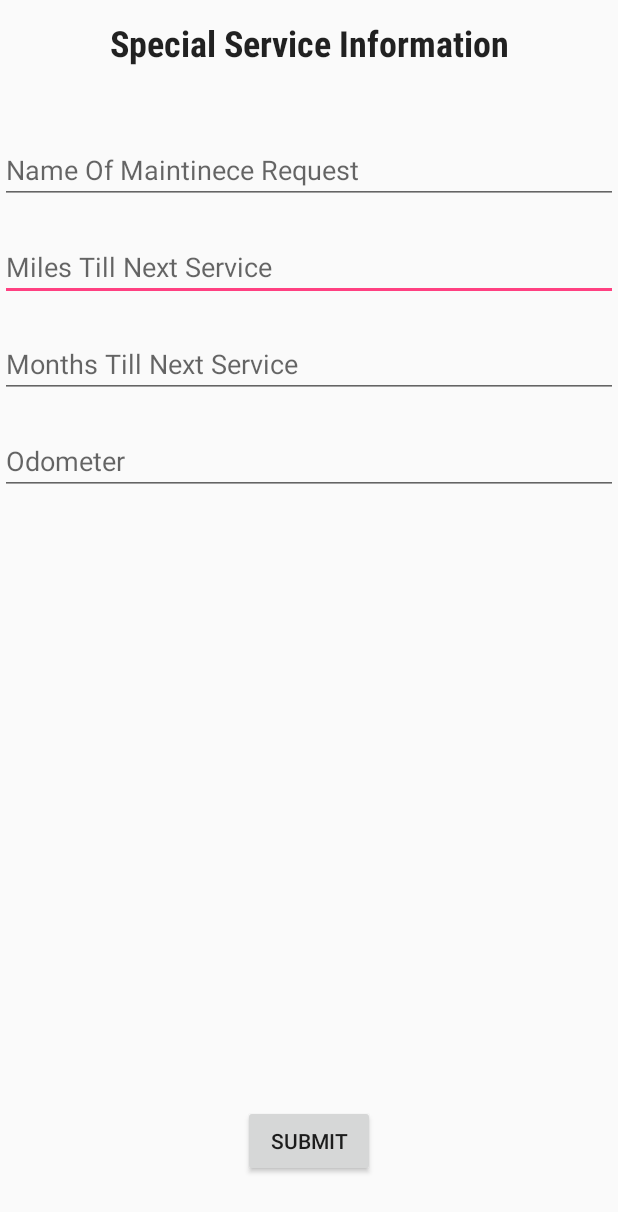
After one commit to bagleric/CarApp, an Android app: the layout extra_features.xml on its own in the app's theme, with its tools: preview values and no code run, on a phone screen of 412 x 824 dp. The commit adds this screen. Shown: the top 1212 px of the screen. Run offline under Robolectric (Android 15) with nearby library versions, the phone set to English and light mode, and no system bars.

Commit message:
special service information

```diff
--- a/app/src/main/res/layout/activity_information_.xml
+++ b/app/src/main/res/layout/activity_information_.xml
@@ -116,4 +116,13 @@
         android:layout_alignParentLeft="true"
         android:layout_alignParentStart="true" />
 
+    <Button
+        android:text="Submit"
+        android:layout_width="wrap_content"
+        android:layout_height="wrap_content"
+        android:layout_alignParentBottom="true"
+        android:layout_alignRight="@+id/textView3"
+        android:layout_alignEnd="@+id/textView3"
+        android:id="@+id/button2" />
+
 </RelativeLayout>
--- /dev/null
+++ b/app/src/main/res/layout/extra_features.xml
@@ -0,0 +1,86 @@
+<?xml version="1.0" encoding="utf-8"?>
+<RelativeLayout xmlns:android="http://schemas.android.com/apk/res/android"
+    android:orientation="vertical" android:layout_width="match_parent"
+    android:layout_height="match_parent"
+    android:weightSum="1">
+
+    <TextView
+        android:text="Special Service Information"
+        android:layout_width="wrap_content"
+        android:layout_height="wrap_content"
+        android:layout_marginTop="12dp"
+        android:id="@+id/textView4"
+        android:textAppearance="@style/TextAppearance.AppCompat"
+        android:textSize="24sp"
+        android:textStyle="normal|bold"
+        android:textAlignment="center"
+        android:layout_alignParentTop="true"
+        android:layout_centerHorizontal="true"
+        android:fontFamily="sans-serif-condensed" />
+
+    <EditText
+        android:layout_width="match_parent"
+        android:layout_height="wrap_content"
+        android:inputType="textPersonName"
+        android:text=""
+        android:ems="10"
+        android:layout_marginTop="19dp"
+        android:id="@+id/editText11"
+        android:hint="Miles Till Next Service"
+        android:layout_below="@+id/editText10"
+        android:layout_alignParentLeft="true"
+        android:layout_alignParentStart="true"
+        android:layout_alignParentRight="true"
+        android:layout_alignParentEnd="true" />
+
+    <EditText
+        android:layout_width="match_parent"
+        android:layout_height="wrap_content"
+        android:inputType="textPersonName"
+        android:text=""
+        android:ems="10"
+        android:layout_marginTop="19dp"
+        android:id="@+id/editText9"
+        android:hint="Months Till Next Service"
+        android:layout_below="@+id/editText11"
+        android:layout_alignParentLeft="true"
+        android:layout_alignParentStart="true"
+        android:layout_alignParentRight="true"
+        android:layout_alignParentEnd="true" />
+
+    <EditText
+        android:layout_width="match_parent"
+        android:layout_height="wrap_content"
+        android:inputType="textPersonName"
+        android:text=""
+        android:ems="10"
+        android:layout_marginTop="46dp"
+        android:id="@+id/editText10"
+        android:hint="Name Of Maintinece Request"
+        android:layout_below="@+id/textView4"
+        android:layout_alignParentLeft="true"
+        android:layout_alignParentStart="true"
+        android:layout_alignParentRight="true"
+        android:layout_alignParentEnd="true" />
+
+    <EditText
+        android:layout_width="match_parent"
+        android:layout_height="wrap_content"
+        android:inputType="textPersonName"
+        android:ems="10"
+        android:id="@+id/editText12"
+        android:hint="Odometer"
+        android:layout_below="@+id/editText9"
+        android:layout_alignParentLeft="true"
+        android:layout_alignParentStart="true"
+        android:layout_marginTop="19dp" />
+
+    <Button
+        android:text="Submit"
+        android:layout_width="wrap_content"
+        android:layout_height="wrap_content"
+        android:layout_alignParentBottom="true"
+        android:layout_centerHorizontal="true"
+        android:layout_marginBottom="39dp"
+        android:id="@+id/button" />
+</RelativeLayout>
```
